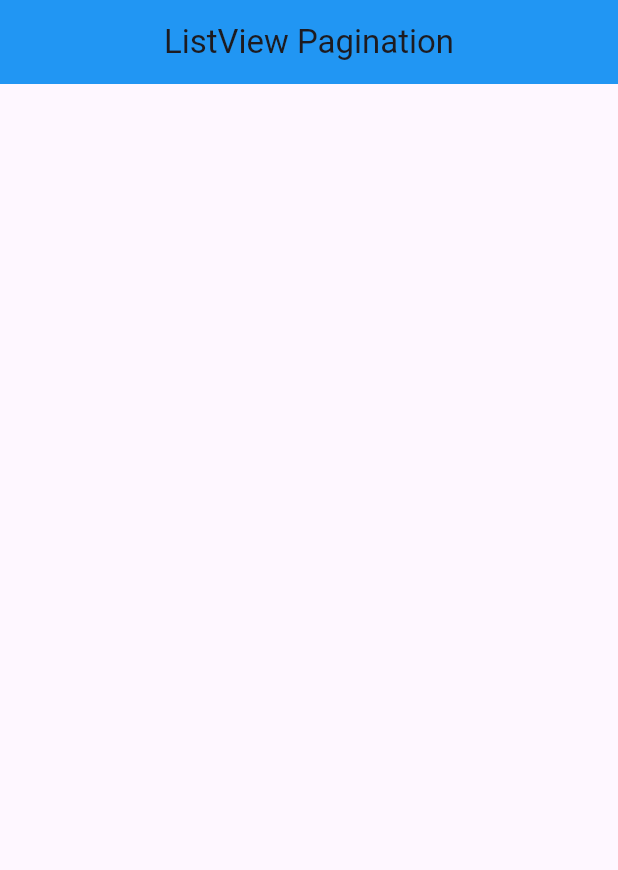
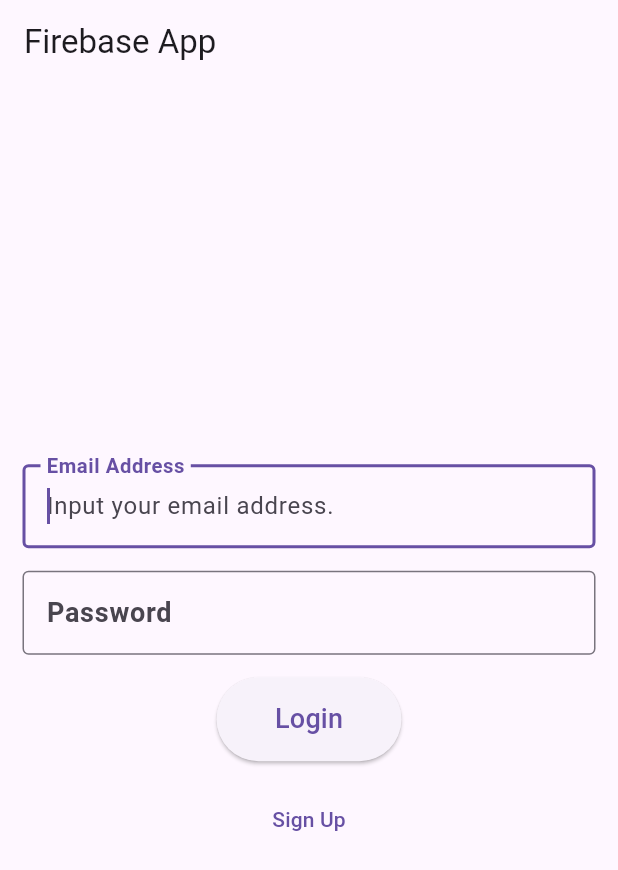
Before and after one commit to kimgusan/s_Flutter, a Flutter app: the screen it shows after launch, on a phone screen of 412 x 824 dp. Shown: the top 870 px of the screen. Run offline on Flutter 3.47's test engine with Material 3 defaults, Android fonts, the phone set to English and light mode, and no system bars; our stand-ins replace firebase_auth, firebase_core, shared_preferences; accounts and stored records are empty.

Commit message:
firebase-auth init

```diff
--- /dev/null
+++ b/foodmap/lib/home.dart
@@ -0,0 +1,45 @@
+import 'package:firebase_auth/firebase_auth.dart';
+import 'package:flutter/material.dart';
+import 'package:foodmap/login.dart';
+
+class HomePage extends StatefulWidget {
+  const HomePage({super.key});
+
+  @override
+  State<HomePage> createState() => _HomePageState();
+}
+
+class _HomePageState extends State<HomePage> {
+  @override
+  Widget build(BuildContext context) {
+    return StreamBuilder(
+      stream: FirebaseAuth.instance.authStateChanges(),
+      builder: (BuildContext con, AsyncSnapshot<User?> user) {
+        if (!user.hasData) {
+          return const LoginPage();
+        } else {
+          return Scaffold(
+            appBar: AppBar(
+              title: const Text("Firebase App"),
+              actions: [
+                IconButton(
+                  icon: const Icon(Icons.logout),
+                  // onPressed: () async => await FirebaseAuth.instance
+                  //     .signOut()
+                  //     .then((_) => Navigator.pushNamed(context, "/login")),
+                  onPressed: () async {
+                    await FirebaseAuth.instance.signOut();
+                    Navigator.pushNamed(context, "/login");
+                  },
+                ),
+              ],
+            ),
+            body: const Center(
+              child: Text("Successfully logged in!"),
+            ),
+          );
+        }
+      },
+    );
+  }
+}
--- /dev/null
+++ b/foodmap/lib/login.dart
@@ -0,0 +1,133 @@
+import 'package:firebase_auth/firebase_auth.dart';
+import 'package:flutter/material.dart';
+
+class LoginPage extends StatefulWidget {
+  const LoginPage({super.key});
+
+  @override
+  State<LoginPage> createState() => _LoginPageState();
+}
+
+class _LoginPageState extends State<LoginPage> {
+  final _key = GlobalKey<FormState>();
+
+  final TextEditingController _emailController = TextEditingController();
+
+  final TextEditingController _pwdController = TextEditingController();
+
+  @override
+  Widget build(BuildContext context) {
+    return Scaffold(
+      appBar: AppBar(title: const Text("Firebase App")),
+      body: Container(
+        padding: const EdgeInsets.all(15),
+        child: Center(
+          child: Form(
+            key: _key,
+            child: Column(
+              mainAxisSize: MainAxisSize.min,
+              children: [
+                emailInput(),
+                const SizedBox(height: 15),
+                passwordInput(),
+                const SizedBox(height: 15),
+                loginButton(),
+                const SizedBox(height: 15),
+                TextButton(
+                  onPressed: () => Navigator.pushNamed(context, '/signup'),
+                  child: const Text(
+                    "Sign Up",
+                  ),
+                ),
+              ],
+            ),
+          ),
+        ),
+      ),
+    );
+  }
+
+  TextFormField emailInput() {
+    return TextFormField(
+      controller: _emailController,
+      autofocus: true,
+      validator: (val) {
+        if (val!.isEmpty) {
+          return 'The input is empty.';
+        } else {
+          return null;
+        }
+      },
+      decoration: const InputDecoration(
+        border: OutlineInputBorder(),
+        hintText: 'Input your email address.',
+        labelText: 'Email Address',
+        labelStyle: TextStyle(
+          fontSize: 18,
+          fontWeight: FontWeight.bold,
+        ),
+      ),
+    );
+  }
+
+  TextFormField passwordInput() {
+    return TextFormField(
+      controller: _pwdController,
+      obscureText: true,
+      autofocus: true,
+      validator: (val) {
+        if (val!.isEmpty) {
+          return 'The input is empty.';
+        } else {
+          return null;
+        }
+      },
+      decoration: const InputDecoration(
+        border: OutlineInputBorder(),
+        hintText: 'Input your password.',
+        labelText: 'Password',
+        labelStyle: TextStyle(
+          fontSize: 18,
+          fontWeight: FontWeight.bold,
+        ),
+      ),
+    );
+  }
+
+  ElevatedButton loginButton() {
+    return ElevatedButton(
+      onPressed: () async {
+        if (_key.currentState!.validate()) {
+          // 여기에 작성
+
+          try {
+            // await FirebaseAuth.instance
+            //     .signInWithEmailAndPassword(
+            //         email: _emailController.text, password: _pwdController.text)
+            //     .then((_) => Navigator.pushNamed(context, "/"));
+            await FirebaseAuth.instance.signInWithEmailAndPassword(
+              email: _emailController.text,
+              password: _pwdController.text,
+            );
+            Navigator.pushReplacementNamed(context, "/");
+          } on FirebaseAuthException catch (e) {
+            if (e.code == 'user-not-found') {
+              debugPrint('No user found for that email.');
+            } else if (e.code == 'wrong-password') {
+              debugPrint('Wrong password provided for that user.');
+            }
+          }
+        }
+      },
+      child: Container(
+        padding: const EdgeInsets.all(15),
+        child: const Text(
+          "Login",
+          style: TextStyle(
+            fontSize: 18,
+          ),
+        ),
+      ),
+    );
+  }
+}
--- a/foodmap/lib/main.dart
+++ b/foodmap/lib/main.dart
@@ -1,8 +1,16 @@
+import 'package:firebase_core/firebase_core.dart';
 import 'package:flutter/material.dart';
-import 'package:http/http.dart' as http;
-import 'dart:convert';
+import 'package:foodmap/home.dart';
+import 'package:foodmap/login.dart';
+import 'package:foodmap/signup.dart';
 
-void main() async {
+// void main() async {
+//   runApp(const MyApp());
+// }
+
+Future<void> main() async {
+  WidgetsFlutterBinding.ensureInitialized();
+  await Firebase.initializeApp();
   runApp(const MyApp());
 }
 
@@ -11,149 +19,17 @@ class MyApp extends StatelessWidget {
 
   @override
   Widget build(BuildContext context) {
-    return const MaterialApp(
-      title: "Flutter App",
-      home: HomePage(),
+    return MaterialApp(
+      title: 'Flutter Demo',
+      theme: ThemeData(
+        primarySwatch: Colors.blue,
+      ),
+      initialRoute: '/',
+      routes: {
+        '/': (context) => const HomePage(),
+        '/login': (context) => const LoginPage(),
+        '/signup': (context) => const SignupPage(),
+      },
     );
   }
 }
-
-class HomePage extends StatefulWidget {
-  const HomePage({super.key});
-
-  @override
-  State<HomePage> createState() => _HomePageState();
-}
-
-class _HomePageState extends State<HomePage> {
-  final _url = 'https://jsonplaceholder.typicode.com/albums';
-  int _page = 1;
-  final int _limit = 20;
-  bool _hasNextPage = true;
-  bool _isFirstLoadRunning = false;
-  bool _isLoadMoreRunning = false;
-  List _albumList = [];
-  late ScrollController _controller;
-
-  @override
-  void initState() {
-    super.initState();
-    _initLoad();
-    _controller = ScrollController()..addListener(_nextLoad);
-  }
-
-  void _initLoad() async {
-    setState(() {
-      _isFirstLoadRunning = true;
-    });
-
-    try {
-      final response =
-          await http.get(Uri.parse("$_url?_page=$_page&_limit=$_limit"));
-
-      setState(() {
-        _albumList = jsonDecode(response.body);
-      });
-    } catch (e) {
-      print(e.toString());
-    }
-
-    setState(() {
-      _isFirstLoadRunning = false;
-    });
-  }
-
-  void _nextLoad() async {
-    if (_hasNextPage &&
-        !_isFirstLoadRunning &&
-        !_isLoadMoreRunning &&
-        _controller.position.extentAfter < 30) {
-      setState(() {
-        _isLoadMoreRunning = true;
-      });
-      _page += 1;
-      try {
-        final response =
-            await http.get(Uri.parse("$_url?_page=$_page&_limit=$_limit"));
-        final List fetchedAlbums = jsonDecode(response.body);
-        if (fetchedAlbums.isNotEmpty) {
-          setState(() {
-            _albumList.addAll(fetchedAlbums);
-          });
-        } else {
-          setState(() {
-            _hasNextPage = false;
-          });
-        }
-      } catch (e) {
-        print(e.toString());
-      }
-      setState(() {
-        _isLoadMoreRunning = false;
-      });
-    }
-  }
-
-  @override
-  void dispose() {
-    _controller.removeListener(_nextLoad);
-    super.dispose();
-  }
-
-  @override
-  Widget build(BuildContext context) {
-    return Scaffold(
-      appBar: AppBar(
-        backgroundColor: Colors.blue,
-        centerTitle: true,
-        title: const Text("ListView Pagination"),
-      ),
-      body: _isFirstLoadRunning
-          ? const Center(
-              child: CircularProgressIndicator(),
-            )
-          : Column(
-              children: [
-                Expanded(
-                  child: ListView.builder(
-                    controller: _controller,
-                    itemCount: _albumList.length,
-                    itemBuilder: (context, index) => Card(
-                      margin: const EdgeInsets.symmetric(
-                        vertical: 8,
-                        horizontal: 10,
-                      ),
-                      child: ListTile(
-                          title: Text(_albumList[index]['id'].toString()),
-                          subtitle: Text(_albumList[index]['title'])),
-                    ),
-                  ),
-                ),
-                if (_isLoadMoreRunning == true)
-                  Container(
-                    padding: const EdgeInsets.all(30),
-                    child: const Center(child: CircularProgressIndicator()),
-                  ),
-                if (_hasNextPage == false)
-                  Container(
-                    padding: const EdgeInsets.all(20),
-                    decoration: const BoxDecoration(
-                      borderRadius: BorderRadius.only(
-                          topLeft: Radius.circular(10),
-                          topRight: Radius.circular(10)),
-                      color: Colors.blueGrey,
-                    ),
-                    child: const Center(
-                      child: Text(
-                        "No more data to be fetched",
-                        style: TextStyle(
-                          color: Colors.black,
-                        ),
-                      ),
-                    ),
-                  )
-              ],
-            ),
-    );
-  }
-}
```
Also changed, not shown: foodmap/lib/signup.dart (added, +132 -0 lines), foodmap/pubspec.yaml (+7 -2 lines), 8 other files.
